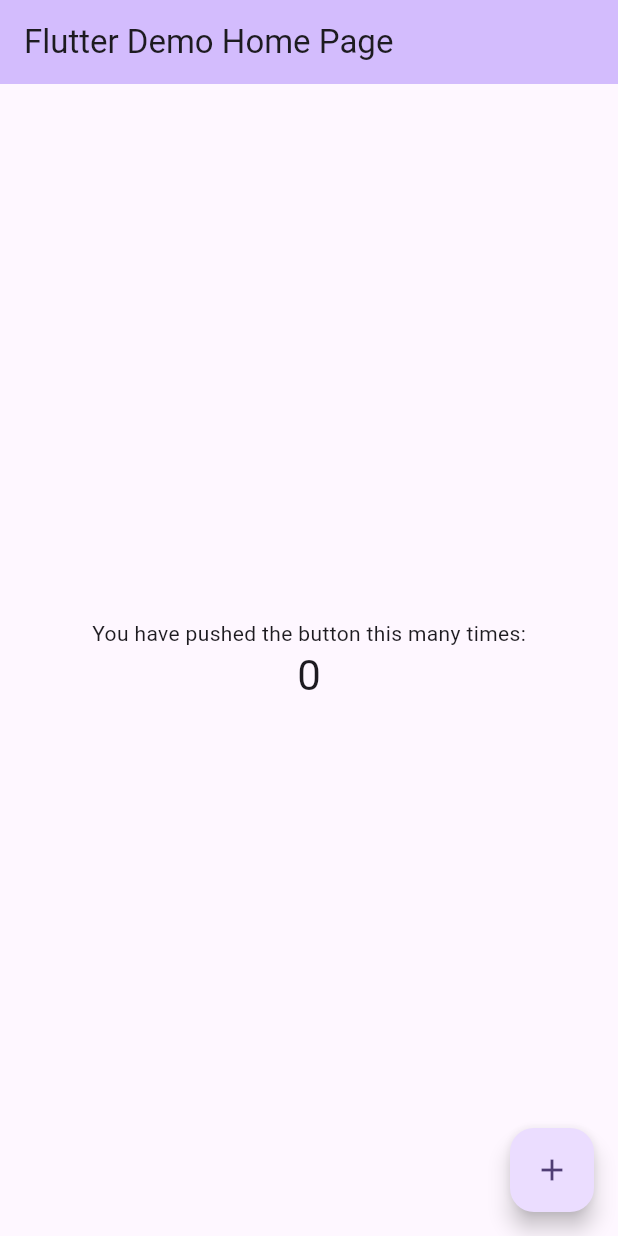
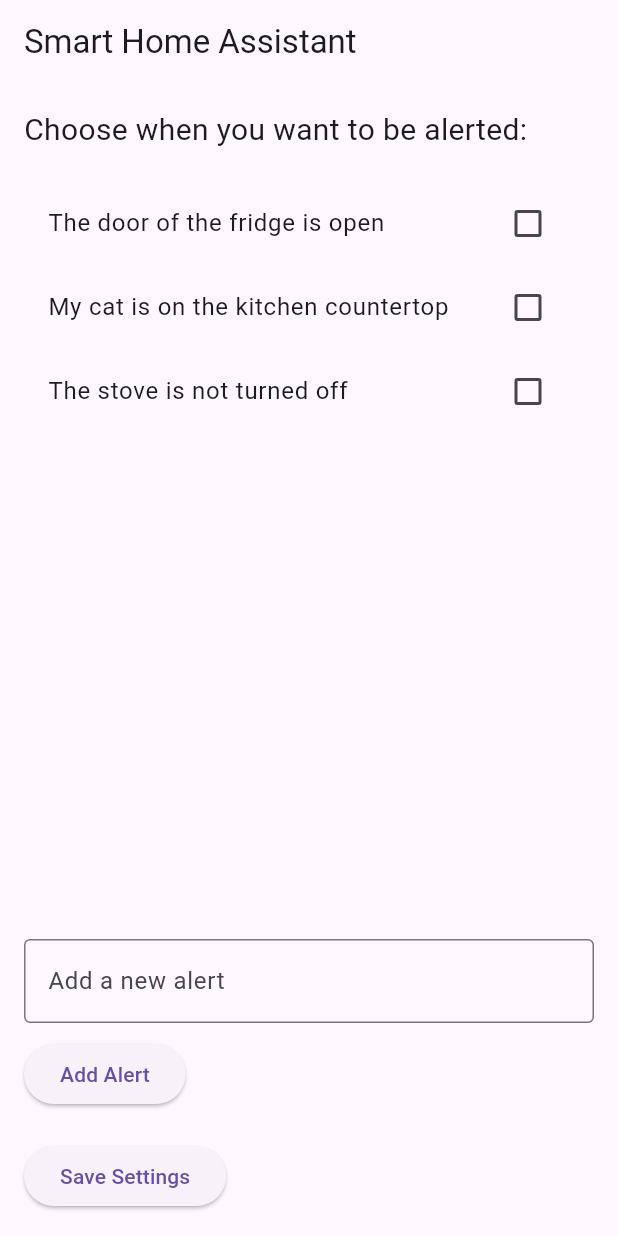
Before and after one commit to hypercosmac/PX1, a Flutter app: the screen it shows after launch, on a phone screen of 412 x 824 dp. Run offline on Flutter 3.47's test engine with Material 3 defaults, Android fonts, the phone set to English and light mode, and no system bars.

Commit message:
basic version

```diff
--- a/flutter_home_assistant_app/lib/main.dart
+++ b/flutter_home_assistant_app/lib/main.dart
@@ -1,125 +1,109 @@
 import 'package:flutter/material.dart';
 
 void main() {
-  runApp(const MyApp());
+  runApp(SmartHomeAssistant());
 }
 
-class MyApp extends StatelessWidget {
-  const MyApp({super.key});
-
-  // This widget is the root of your application.
+class SmartHomeAssistant extends StatelessWidget {
   @override
   Widget build(BuildContext context) {
     return MaterialApp(
-      title: 'Cool AI Home Assistant',
-      theme: ThemeData(
-        // This is the theme of your application.
-        //
-        // TRY THIS: Try running your application with "flutter run". You'll see
-        // the application has a purple toolbar. Then, without quitting the app,
-        // try changing the seedColor in the colorScheme below to Colors.green
-        // and then invoke "hot reload" (save your changes or press the "hot
-        // reload" button in a Flutter-supported IDE, or press "r" if you used
-        // the command line to start the app).
-        //
-        // Notice that the counter didn't reset back to zero; the application
-        // state is not lost during the reload. To reset the state, use hot
-        // restart instead.
-        //
-        // This works for code too, not just values: Most code changes can be
-        // tested with just a hot reload.
-        colorScheme: ColorScheme.fromSeed(seedColor: Colors.deepPurple),
-        useMaterial3: true,
-      ),
-      home: const MyHomePage(title: 'Flutter Demo Home Page'),
+      home: AlertSettingsPage(),
     );
   }
 }
 
-class MyHomePage extends StatefulWidget {
-  const MyHomePage({super.key, required this.title});
+class AlertSettingsPage extends StatefulWidget {
+  @override
+  _AlertSettingsPageState createState() => _AlertSettingsPageState();
+}
 
-  // This widget is the home page of your application. It is stateful, meaning
-  // that it has a State object (defined below) that contains fields that affect
-  // how it looks.
-
-  // This class is the configuration for the state. It holds the values (in this
-  // case the title) provided by the parent (in this case the App widget) and
-  // used by the build method of the State. Fields in a Widget subclass are
-  // always marked "final".
-
-  final String title;
+class _AlertSettingsPageState extends State<AlertSettingsPage> {
+  List<String> alerts = [
+    'The door of the fridge is open',
+    'My cat is on the kitchen countertop',
+    'The stove is not turned off'
+  ];
+  List<String> selectedAlerts = [];
+  TextEditingController _newAlertController = TextEditingController();
 
   @override
-  State<MyHomePage> createState() => _MyHomePageState();
-}
+  void dispose() {
+    _newAlertController.dispose();
+    super.dispose();
+  }
 
-class _MyHomePageState extends State<MyHomePage> {
-  int _counter = 0;
+  void _addNewAlert() {
+    if (_newAlertController.text.isNotEmpty) {
+      setState(() {
+        alerts.add(_newAlertController.text);
+        _newAlertController.clear();
+      });
+    }
+  }
 
-  void _incrementCounter() {
-    setState(() {
-      // This call to setState tells the Flutter framework that something has
-      // changed in this State, which causes it to rerun the build method below
-      // so that the display can reflect the updated values. If we changed
-      // _counter without calling setState(), then the build method would not be
-      // called again, and so nothing would appear to happen.
-      _counter++;
-    });
+  void _saveSettings() {
+    // Add logic to save settings
+    ScaffoldMessenger.of(context).showSnackBar(
+      SnackBar(content: Text('Settings saved successfully!')),
+    );
   }
 
   @override
   Widget build(BuildContext context) {
-    // This method is rerun every time setState is called, for instance as done
-    // by the _incrementCounter method above.
-    //
-    // The Flutter framework has been optimized to make rerunning build methods
-    // fast, so that you can just rebuild anything that needs updating rather
-    // than having to individually change instances of widgets.
     return Scaffold(
       appBar: AppBar(
-        // TRY THIS: Try changing the color here to a specific color (to
-        // Colors.amber, perhaps?) and trigger a hot reload to see the AppBar
-        // change color while the other colors stay the same.
-        backgroundColor: Theme.of(context).colorScheme.inversePrimary,
-        // Here we take the value from the MyHomePage object that was created by
-        // the App.build method, and use it to set our appbar title.
-        title: Text(widget.title),
+        title: Text('Smart Home Assistant'),
       ),
-      body: Center(
-        // Center is a layout widget. It takes a single child and positions it
-        // in the middle of the parent.
+      body: Padding(
+        padding: const EdgeInsets.all(16.0),
         child: Column(
-          // Column is also a layout widget. It takes a list of children and
-          // arranges them vertically. By default, it sizes itself to fit its
-          // children horizontally, and tries to be as tall as its parent.
-          //
-          // Column has various properties to control how it sizes itself and
-          // how it positions its children. Here we use mainAxisAlignment to
-          // center the children vertically; the main axis here is the vertical
-          // axis because Columns are vertical (the cross axis would be
-          // horizontal).
-          //
-          // TRY THIS: Invoke "debug painting" (choose the "Toggle Debug Paint"
-          // action in the IDE, or press "p" in the console), to see the
-          // wireframe for each widget.
-          mainAxisAlignment: MainAxisAlignment.center,
-          children: <Widget>[
-            const Text(
-              'You have pushed the button this many times:',
+          crossAxisAlignment: CrossAxisAlignment.start,
+          children: [
+            Text(
+              'Choose when you want to be alerted:',
+              style: TextStyle(fontSize: 20),
             ),
-            Text(
-              '$_counter',
-              style: Theme.of(context).textTheme.headlineMedium,
+            SizedBox(height: 20),
+            Expanded(
+              child: ListView(
+                children: alerts.map((alert) {
+                  return CheckboxListTile(
+                    title: Text(alert),
+                    value: selectedAlerts.contains(alert),
+                    onChanged: (bool? value) {
+                      setState(() {
+                        if (value == true) {
+                          selectedAlerts.add(alert);
+                        } else {
+                          selectedAlerts.remove(alert);
+                        }
+                      });
+                    },
+                  );
+                }).toList(),
+              ),
+            ),
+            TextField(
+              controller: _newAlertController,
+              decoration: InputDecoration(
+                labelText: 'Add a new alert',
+                border: OutlineInputBorder(),
+              ),
+            ),
+            SizedBox(height: 10),
+            ElevatedButton(
+              onPressed: _addNewAlert,
+              child: Text('Add Alert'),
+            ),
+            SizedBox(height: 20),
+            ElevatedButton(
+              onPressed: _saveSettings,
+              child: Text('Save Settings'),
             ),
           ],
         ),
       ),
-      floatingActionButton: FloatingActionButton(
-        onPressed: _incrementCounter,
-        tooltip: 'Increment',
-        child: const Icon(Icons.add),
-      ), // This trailing comma makes auto-formatting nicer for build methods.
     );
   }
 }
```
